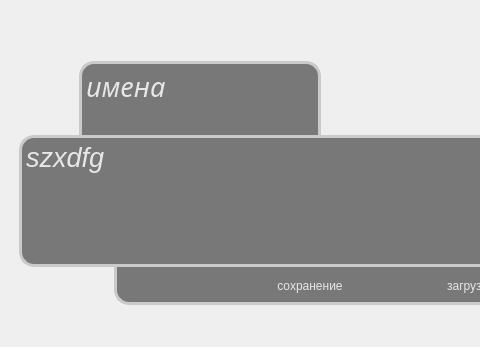
Before: the Qt Designer form game.ui in Creeam/Novella, drawn with Qt 5; both pictures show x 0 to 480 and y 267 to 614 of the 971 by 614 pixel window.
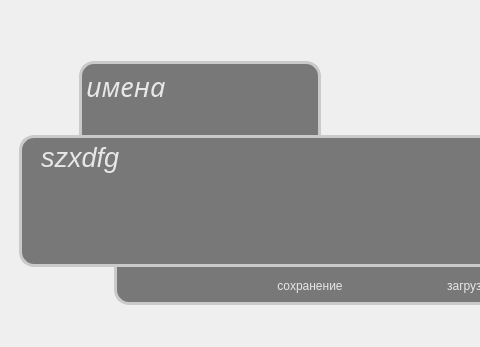
After: the same form once the commit is applied.

```diff
--- a/game.ui
+++ b/game.ui
@@ -111,6 +111,9 @@
 
 font: italic 20pt &quot;Monotype Corsiva&quot;;
 color: rgb(231, 231, 231);
+
+padding-left: 15%;
+padding-right: 15%;
 </string>
          </property>
          <property name="sizeAdjustPolicy">
```
